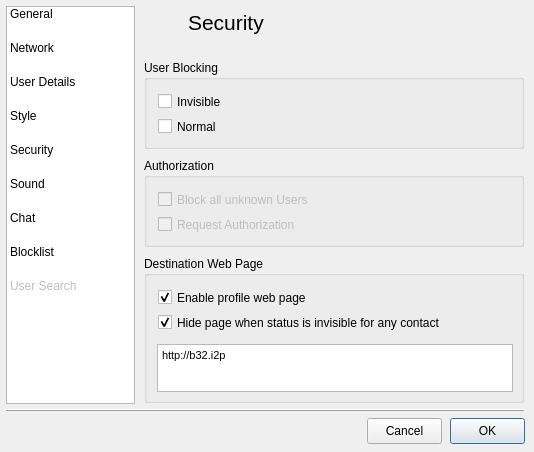
Old version of the form src/gui/form_settingsgui.ui in the repository vituperative/i2pchat.
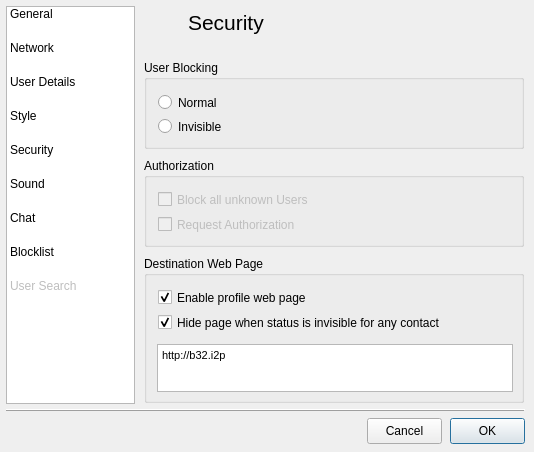
New version of the form. The open tabs and pages were chosen to show the change. Icons and pictures are not drawn.

Commit message: Change checkboxes to radios for blocking mode in settings

```diff
--- a/src/gui/form_settingsgui.ui
+++ b/src/gui/form_settingsgui.ui
@@ -2068,14 +2068,14 @@
       <property name="title">
        <string>User Blocking</string>
       </property>
-      <widget class="QCheckBox" name="check_BlockNormal">
+      <widget class="QRadioButton" name="check_BlockNormal">
        <property name="enabled">
         <bool>true</bool>
        </property>
        <property name="geometry">
         <rect>
          <x>14</x>
-         <y>56</y>
+         <y>32</y>
          <width>405</width>
          <height>21</height>
         </rect>
@@ -2087,14 +2087,14 @@
         <bool>true</bool>
        </property>
       </widget>
-      <widget class="QCheckBox" name="check_BlockInvisible">
+      <widget class="QRadioButton" name="check_BlockInvisible">
        <property name="enabled">
         <bool>true</bool>
        </property>
        <property name="geometry">
         <rect>
          <x>14</x>
-         <y>31</y>
+         <y>56</y>
          <width>405</width>
          <height>21</height>
         </rect>
```
